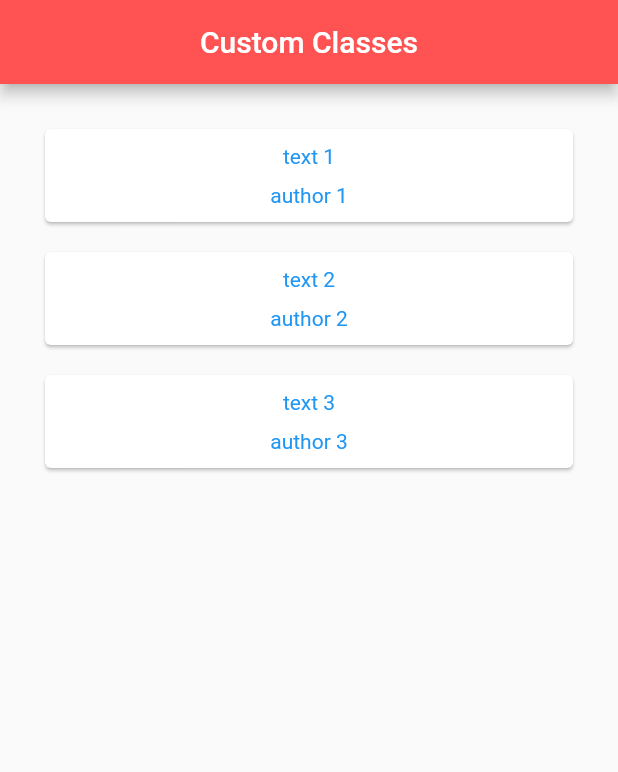
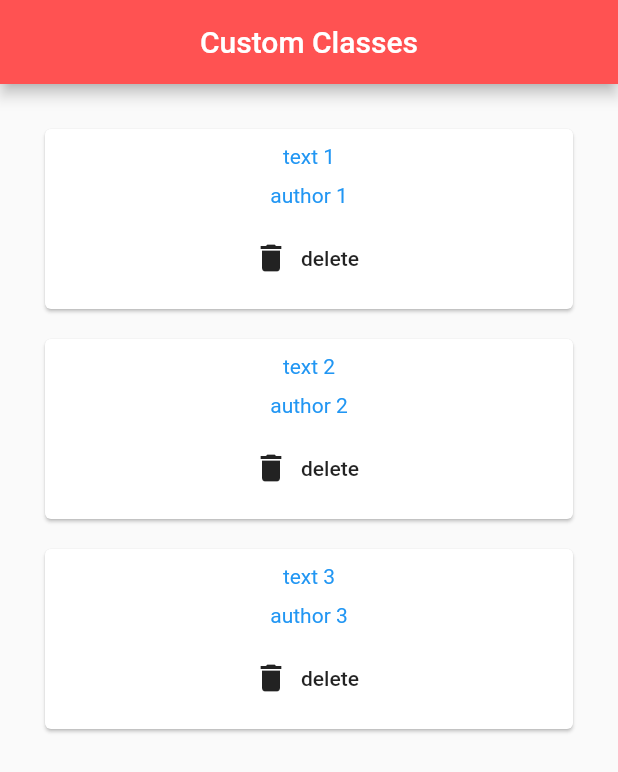
Before and after one commit to E837/First_FLutter_Repo, a Flutter app: the screen it shows after launch, on a phone screen of 412 x 824 dp. Shown: the top 772 px of the screen. Run offline on Flutter 3.47's test engine with Material 2 defaults, Android fonts, the phone set to English and light mode, and no system bars.

Commit message:
session21 "sending functions as parameters"

```diff
--- a/lib/main.dart
+++ b/lib/main.dart
@@ -34,7 +34,16 @@ class _HomeState extends State<Home> {
       body: Padding(
         padding: EdgeInsets.symmetric(vertical: 20, horizontal: 10),
         child: Column(
-          children: sampleQuotes.map((quote) => /*'new' is not needed*/QuoteCard(quote: quote,)).toList()
+          children: sampleQuotes.map((quote) => /*'new' is not needed*/QuoteCard(
+            quote: quote,
+            delete: () {
+              setState(() {
+                sampleQuotes.remove(quote);//now this deleter function will be
+                // transferred to the stateless widget builder
+                // and the builder has access to delete the card
+              });
+            },
+          )).toList()
         ),
       ),
     );
--- a/lib/quote_card.dart
+++ b/lib/quote_card.dart
@@ -4,7 +4,8 @@ import 'Quote.dart';
 class QuoteCard extends StatelessWidget {
 
   final Quote quote;
-  QuoteCard ({this.quote});//'{}'-->using named parameters
+  final Function delete;
+  QuoteCard ({this.quote, this.delete});//'{}'-->using named parameters
 
   @override
   Widget build(BuildContext context) {
@@ -29,7 +30,13 @@ class QuoteCard extends StatelessWidget {
                   color: Colors.blue
               ),
               textAlign: TextAlign.center,
-            )
+            ),
+            SizedBox(height: 10,),
+            FlatButton.icon(
+              onPressed: delete,
+              label: Text('delete'),
+              icon: Icon(Icons.delete),
+            ),
           ],
         ),
       ),
```
